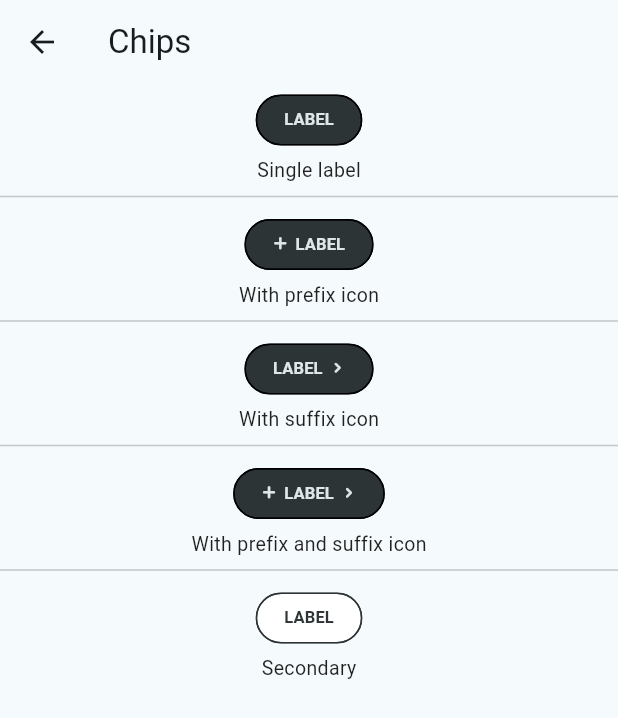
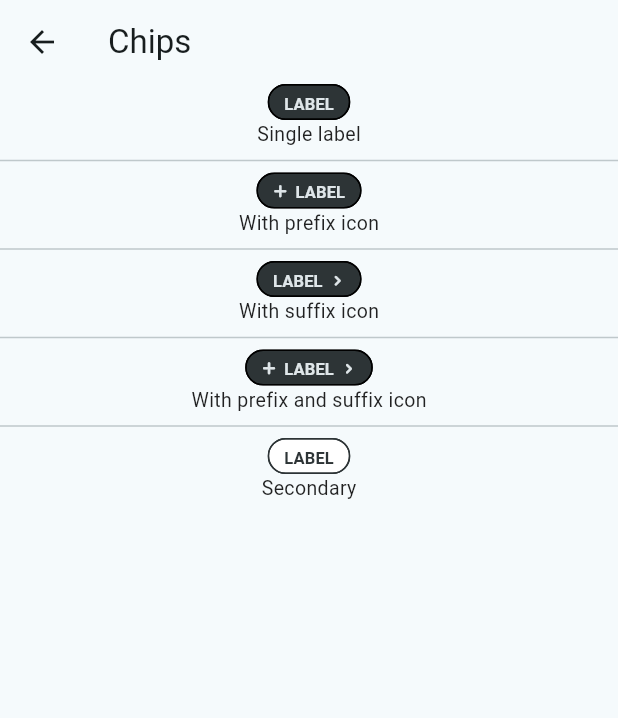
Before and after one commit to freitzzz/future-home-coding-challenge, a Flutter app: the DesignSystemChipsView screen opened by its route, on a phone screen of 412 x 824 dp. Shown: the top 718 px of the screen. Run offline on Flutter 3.47's test engine with Material 2 defaults, Android fonts, the light colour scheme and no system bars.

Commit message:
correct chip height

```diff
--- a/lib/src/chip.dart
+++ b/lib/src/chip.dart
@@ -40,21 +40,31 @@ class FHDSChip extends StatelessWidget {
   Widget build(BuildContext context) {
     final colorScheme = Theme.of(context).colorScheme;
 
-    return ActionChip(
-      label: FHDSText.onChip(
+    return ConstrainedBox(
+      constraints: const BoxConstraints.tightFor(
+        height: kChipHeight,
+      ),
+      child: ActionChip(
+        label: Align(
+          alignment: Alignment.topCenter,
+          widthFactor: 1.0,
+          child: FHDSText.onChip(
             label,
             prefixIcon: prefixIcon,
             suffixIcon: suffixIcon,
             color: secondary ? colorScheme.onBackground : colorScheme.onPrimary,
           ),
+        ),
         onPressed: onPressed,
-      backgroundColor: secondary ? colorScheme.background : colorScheme.primary,
+        backgroundColor:
+            secondary ? colorScheme.background : colorScheme.primary,
         side: secondary
             ? BorderSide(
                 color: colorScheme.onBackground,
                 style: BorderStyle.solid,
               )
             : null,
+      ),
     );
   }
 }
--- a/lib/src/dimensions.dart
+++ b/lib/src/dimensions.dart
@@ -1,5 +1,6 @@
 const kIconSizeOnChip = 10.0;
 const kIconSize = 15.0;
 const kSpacingBetweenTextAndIcon = 5.0;
+const kChipHeight = 24.0;
 const kTextSizeOnChip = 11.0;
 const kTextSize = 13.0;
--- a/lib/src/theme.dart
+++ b/lib/src/theme.dart
@@ -40,6 +40,7 @@ final fhdsLightTheme = ThemeData(
         Radius.circular(25.0),
       ),
     ),
+    labelPadding: EdgeInsets.zero,
     padding: EdgeInsets.fromLTRB(10.0, 4.0, 10.0, 5.0),
   ),
 );
@@ -60,6 +61,7 @@ final fhdsDarkTheme = ThemeData(
         Radius.circular(25.0),
       ),
     ),
+    labelPadding: EdgeInsets.zero,
     padding: EdgeInsets.fromLTRB(10.0, 4.0, 10.0, 5.0),
   ),
 );
```
Lines whose indentation alone changed are shown as unchanged.
